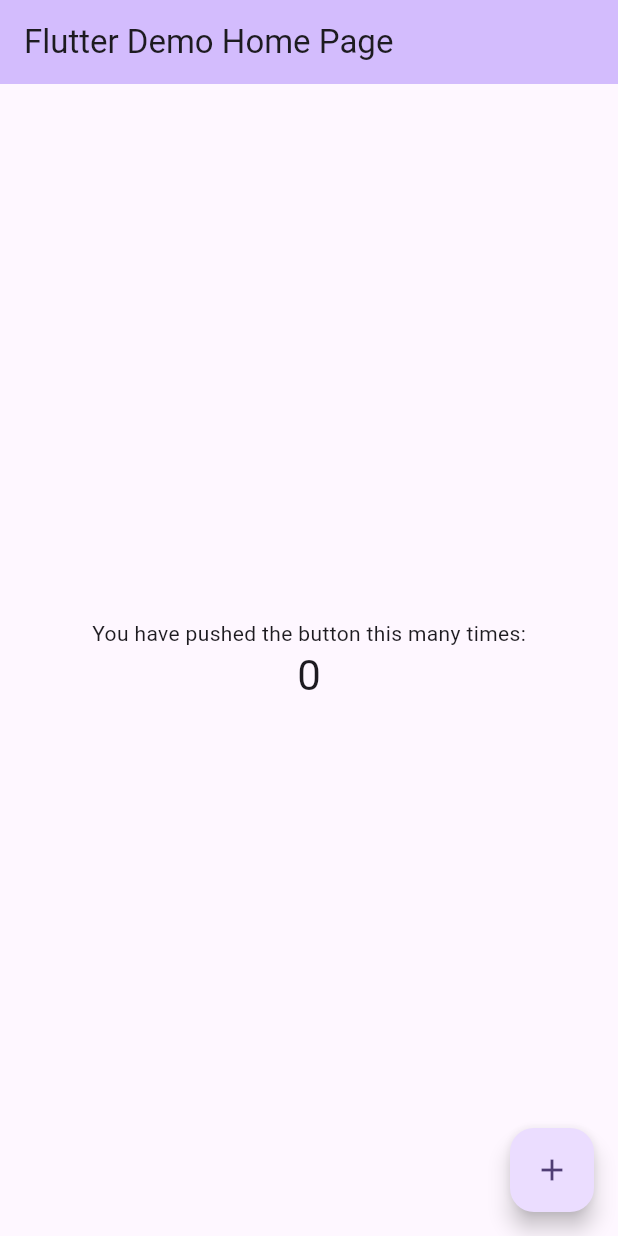
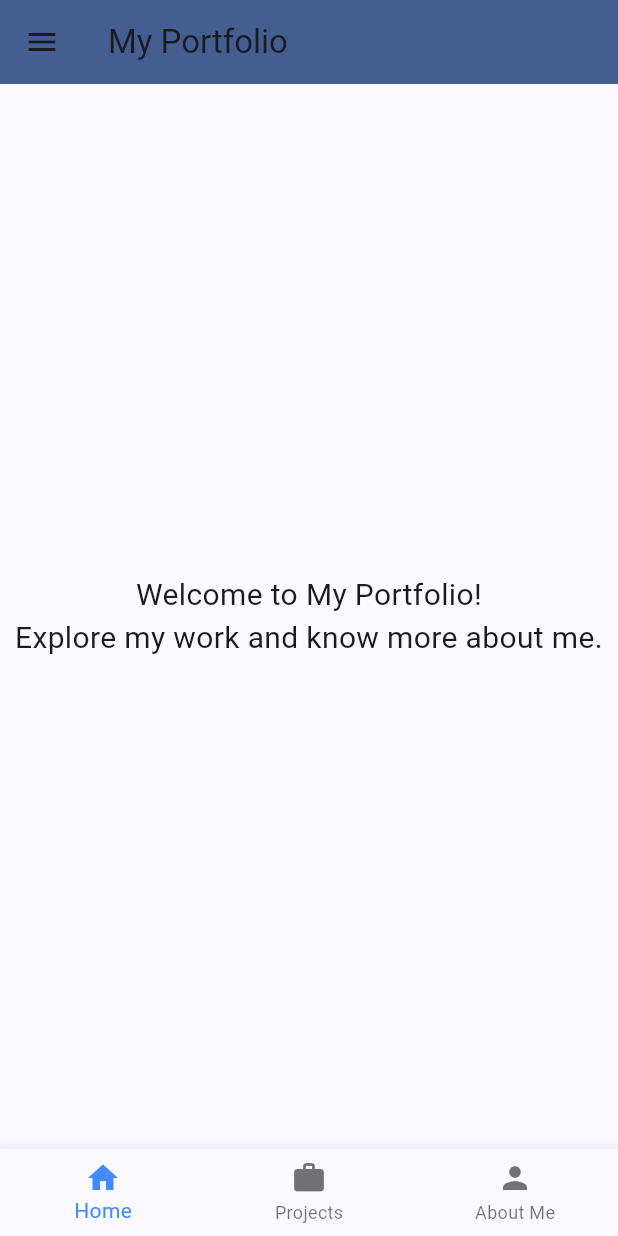
Before and after one commit to emnggprw/personal_portfolio, a Flutter app: the screen it shows after launch, on a phone screen of 412 x 824 dp. Run offline on Flutter 3.47's test engine with Material 3 defaults, Android fonts, the phone set to English and light mode, and no system bars.

Commit message:
Update UI

```diff
--- a/lib/main.dart
+++ b/lib/main.dart
@@ -1,125 +1,137 @@
 import 'package:flutter/material.dart';
 
 void main() {
-  runApp(const MyApp());
+  runApp(const PortfolioApp());
 }
 
-class MyApp extends StatelessWidget {
-  const MyApp({super.key});
+class PortfolioApp extends StatelessWidget {
+  const PortfolioApp({super.key});
 
-  // This widget is the root of your application.
   @override
   Widget build(BuildContext context) {
     return MaterialApp(
-      title: 'Flutter Demo',
+      title: 'My Portfolio',
       theme: ThemeData(
-        // This is the theme of your application.
-        //
-        // TRY THIS: Try running your application with "flutter run". You'll see
-        // the application has a purple toolbar. Then, without quitting the app,
-        // try changing the seedColor in the colorScheme below to Colors.green
-        // and then invoke "hot reload" (save your changes or press the "hot
-        // reload" button in a Flutter-supported IDE, or press "r" if you used
-        // the command line to start the app).
-        //
-        // Notice that the counter didn't reset back to zero; the application
-        // state is not lost during the reload. To reset the state, use hot
-        // restart instead.
-        //
-        // This works for code too, not just values: Most code changes can be
-        // tested with just a hot reload.
-        colorScheme: ColorScheme.fromSeed(seedColor: Colors.deepPurple),
+        colorScheme: ColorScheme.fromSeed(seedColor: Colors.blueAccent),
         useMaterial3: true,
       ),
-      home: const MyHomePage(title: 'Flutter Demo Home Page'),
+      home: const HomePage(),
     );
   }
 }
 
-class MyHomePage extends StatefulWidget {
-  const MyHomePage({super.key, required this.title});
-
-  // This widget is the home page of your application. It is stateful, meaning
-  // that it has a State object (defined below) that contains fields that affect
-  // how it looks.
-
-  // This class is the configuration for the state. It holds the values (in this
-  // case the title) provided by the parent (in this case the App widget) and
-  // used by the build method of the State. Fields in a Widget subclass are
-  // always marked "final".
-
-  final String title;
+class HomePage extends StatefulWidget {
+  const HomePage({super.key});
 
   @override
-  State<MyHomePage> createState() => _MyHomePageState();
+  State<HomePage> createState() => _HomePageState();
 }
 
-class _MyHomePageState extends State<MyHomePage> {
-  int _counter = 0;
+class _HomePageState extends State<HomePage> {
+  int _selectedIndex = 0;
 
-  void _incrementCounter() {
+  final List<Widget> _pages = [
+    const HomeScreen(),
+    const ProjectsScreen(),
+    const AboutMeScreen(),
+  ];
+
+  void _onItemTapped(int index) {
     setState(() {
-      // This call to setState tells the Flutter framework that something has
-      // changed in this State, which causes it to rerun the build method below
-      // so that the display can reflect the updated values. If we changed
-      // _counter without calling setState(), then the build method would not be
-      // called again, and so nothing would appear to happen.
-      _counter++;
+      _selectedIndex = index;
     });
   }
 
   @override
   Widget build(BuildContext context) {
-    // This method is rerun every time setState is called, for instance as done
-    // by the _incrementCounter method above.
-    //
-    // The Flutter framework has been optimized to make rerunning build methods
-    // fast, so that you can just rebuild anything that needs updating rather
-    // than having to individually change instances of widgets.
     return Scaffold(
       appBar: AppBar(
-        // TRY THIS: Try changing the color here to a specific color (to
-        // Colors.amber, perhaps?) and trigger a hot reload to see the AppBar
-        // change color while the other colors stay the same.
-        backgroundColor: Theme.of(context).colorScheme.inversePrimary,
-        // Here we take the value from the MyHomePage object that was created by
-        // the App.build method, and use it to set our appbar title.
-        title: Text(widget.title),
+        title: const Text('My Portfolio'),
+        backgroundColor: Theme.of(context).colorScheme.primary,
       ),
-      body: Center(
-        // Center is a layout widget. It takes a single child and positions it
-        // in the middle of the parent.
-        child: Column(
-          // Column is also a layout widget. It takes a list of children and
-          // arranges them vertically. By default, it sizes itself to fit its
-          // children horizontally, and tries to be as tall as its parent.
-          //
-          // Column has various properties to control how it sizes itself and
-          // how it positions its children. Here we use mainAxisAlignment to
-          // center the children vertically; the main axis here is the vertical
-          // axis because Columns are vertical (the cross axis would be
-          // horizontal).
-          //
-          // TRY THIS: Invoke "debug painting" (choose the "Toggle Debug Paint"
-          // action in the IDE, or press "p" in the console), to see the
-          // wireframe for each widget.
-          mainAxisAlignment: MainAxisAlignment.center,
+      drawer: Drawer(
+        child: ListView(
+          padding: EdgeInsets.zero,
           children: <Widget>[
-            const Text(
-              'You have pushed the button this many times:',
+            const DrawerHeader(
+              decoration: BoxDecoration(color: Colors.blueAccent),
+              child: Text(
+                'My Portfolio',
+                style: TextStyle(color: Colors.white, fontSize: 24),
+              ),
             ),
-            Text(
-              '$_counter',
-              style: Theme.of(context).textTheme.headlineMedium,
+            ListTile(
+              leading: const Icon(Icons.home),
+              title: const Text('Home'),
+              onTap: () => _onItemTapped(0),
+            ),
+            ListTile(
+              leading: const Icon(Icons.work),
+              title: const Text('Projects'),
+              onTap: () => _onItemTapped(1),
+            ),
+            ListTile(
+              leading: const Icon(Icons.person),
+              title: const Text('About Me'),
+              onTap: () => _onItemTapped(2),
             ),
           ],
         ),
       ),
-      floatingActionButton: FloatingActionButton(
-        onPressed: _incrementCounter,
-        tooltip: 'Increment',
-        child: const Icon(Icons.add),
-      ), // This trailing comma makes auto-formatting nicer for build methods.
+      body: _pages[_selectedIndex],
+      bottomNavigationBar: BottomNavigationBar(
+        items: const <BottomNavigationBarItem>[
+          BottomNavigationBarItem(icon: Icon(Icons.home), label: 'Home'),
+          BottomNavigationBarItem(icon: Icon(Icons.work), label: 'Projects'),
+          BottomNavigationBarItem(icon: Icon(Icons.person), label: 'About Me'),
+        ],
+        currentIndex: _selectedIndex,
+        selectedItemColor: Colors.blueAccent,
+        onTap: _onItemTapped,
+      ),
     );
   }
 }
+
+class HomeScreen extends StatelessWidget {
+  const HomeScreen({super.key});
+
+  @override
+  Widget build(BuildContext context) {
+    return const Center(
+      child: Text(
+        'Welcome to My Portfolio!\nExplore my work and know more about me.',
+        textAlign: TextAlign.center,
+        style: TextStyle(fontSize: 20),
+      ),
+    );
+  }
+}
+
+class ProjectsScreen extends StatelessWidget {
+  const ProjectsScreen({super.key});
+
+  @override
+  Widget build(BuildContext context) {
+    return const Center(
+      child: Text(
+        'Projects will be listed here.',
+        style: TextStyle(fontSize: 20),
+      ),
+    );
+  }
+}
+
+class AboutMeScreen extends StatelessWidget {
+  const AboutMeScreen({super.key});
+
+  @override
+  Widget build(BuildContext context) {
+    return const Center(
+      child: Text(
+        'About Me section. Share your story here.',
+        style: TextStyle(fontSize: 20),
+      ),
+    );
+  }
+}
```
